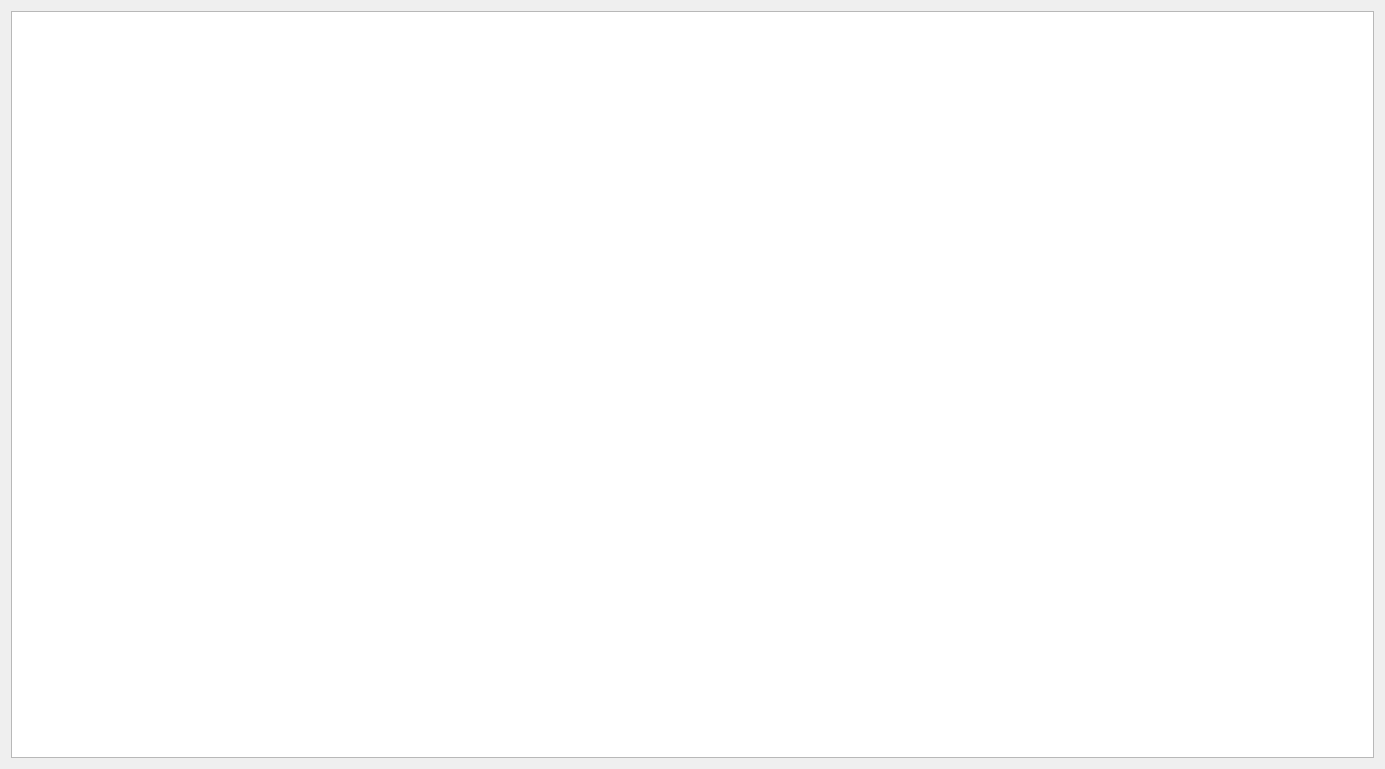
Qt form Metadata/metadatareport.ui (towhee/Winnow64) before a commit.
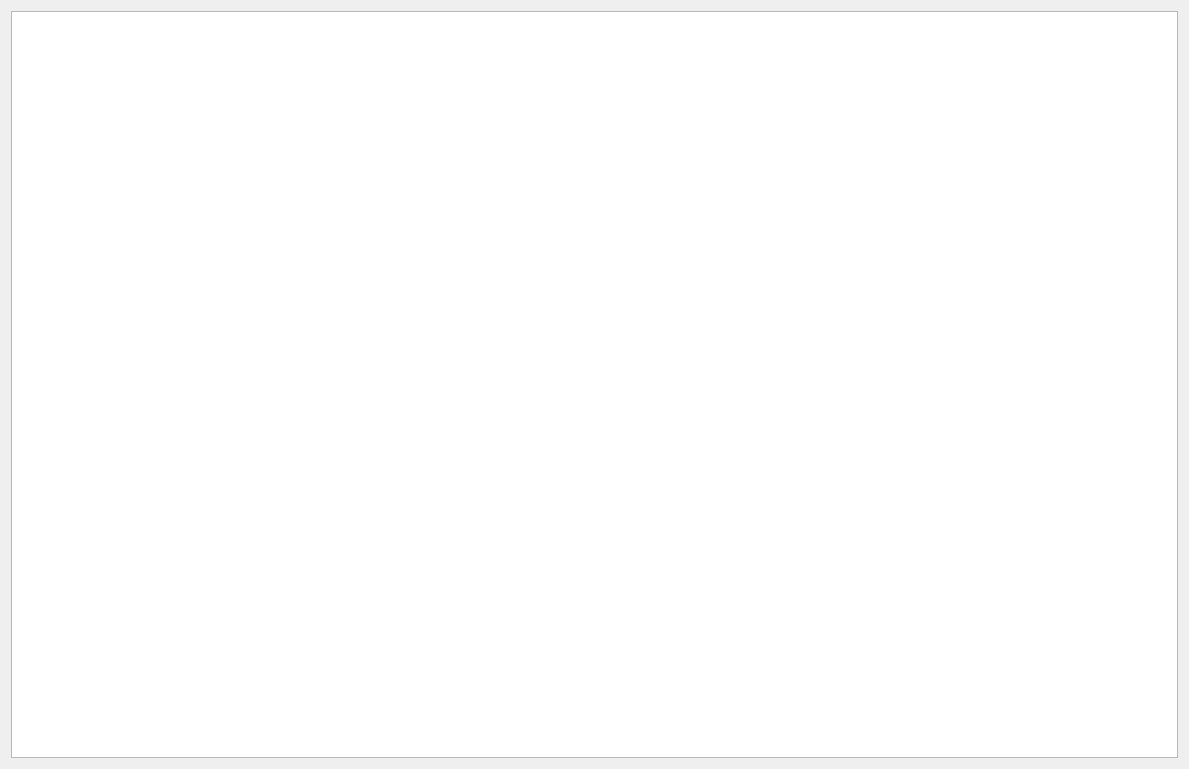
The same form after that commit.

```diff
--- a/Metadata/metadatareport.ui
+++ b/Metadata/metadatareport.ui
@@ -6,7 +6,7 @@
    <rect>
     <x>0</x>
     <y>0</y>
-    <width>1385</width>
+    <width>1189</width>
     <height>769</height>
    </rect>
   </property>
```
